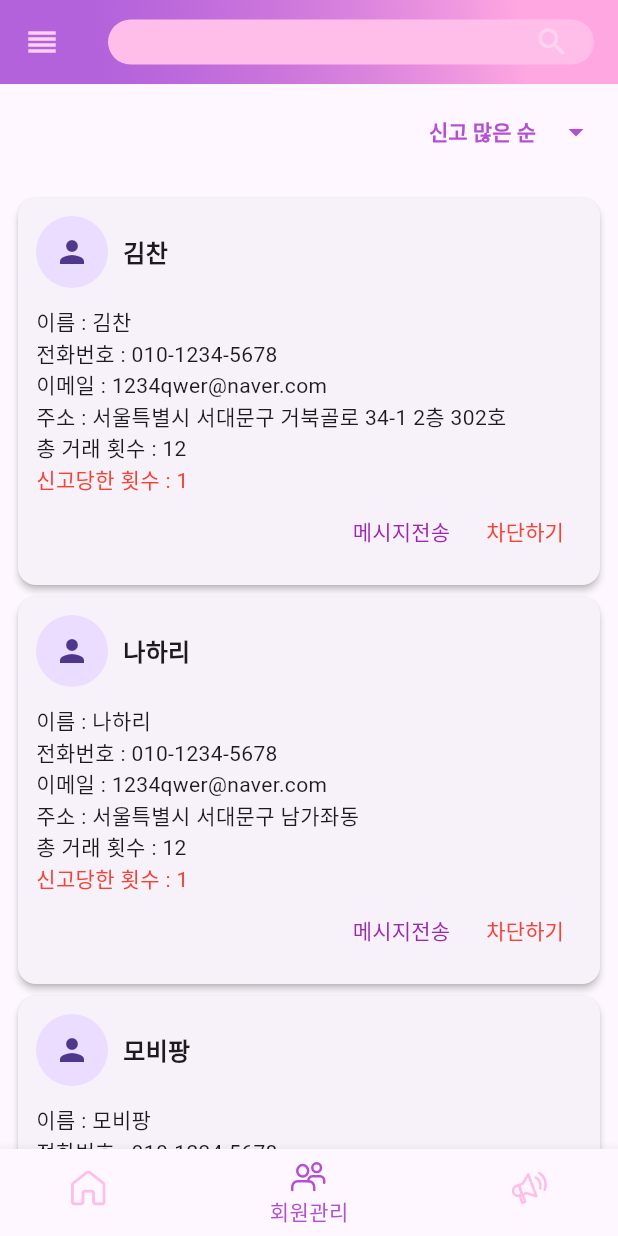
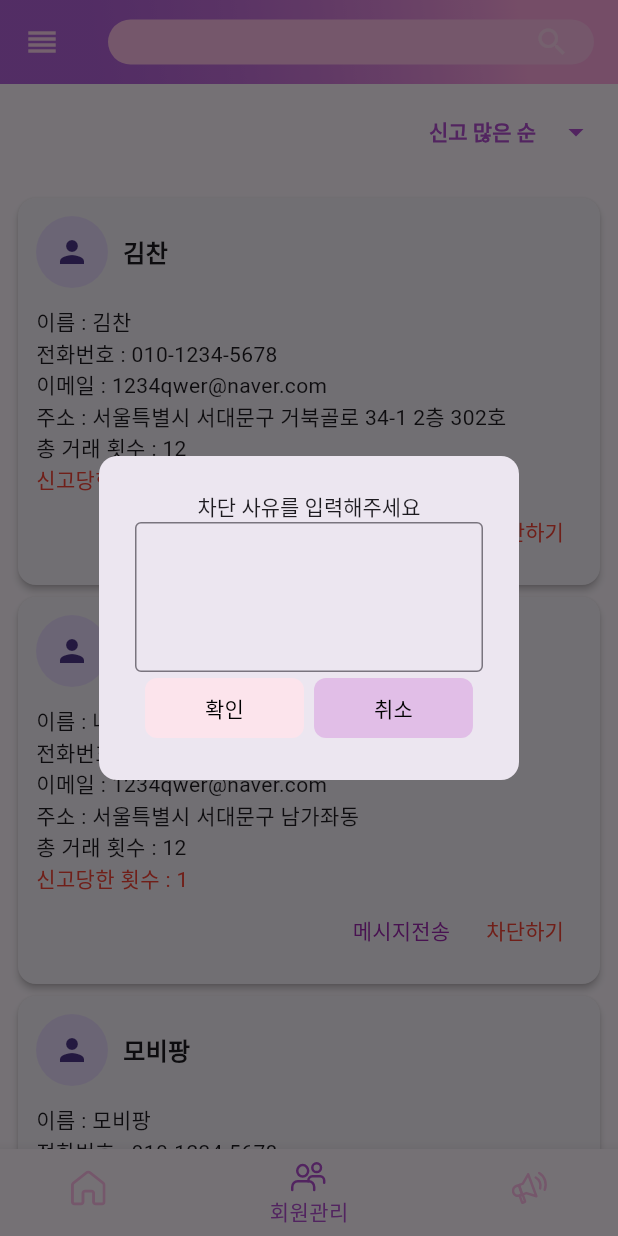
Before and after one commit to RINAHEO/Mogu-Modu_Gumae_front, a Flutter app: the screen it shows after launch, item 2 of the bottom bar chosen, after a tap on "차단하기", on a phone screen of 412 x 824 dp. Run offline on Flutter 3.47's test engine with Material 3 defaults, Android fonts, the light colour scheme and no system bars; our stand-ins replace file_picker, flutter_svg, geolocator, google_mobile_ads, permission_handler; missing offline and left inert: flutter_naver_map.

Commit message:
feat: home_page_FA.dart 회원관리 차단사유 디자인 추가

```diff
--- a/lib/admin/home/home_page_FA.dart
+++ b/lib/admin/home/home_page_FA.dart
@@ -574,7 +574,7 @@ class _HomePageFAState extends State<HomePageFA> with SingleTickerProviderStateM
   }) {
     return InkWell(
       onTap: () {
-        print('$profileName 회원 클릭됨');
+        print('$profileName 카드 클릭됨');
       },
       splashColor: Colors.purple.withOpacity(0.3), // 물결 효과 색상
       child: Card(
@@ -632,7 +632,7 @@ class _HomePageFAState extends State<HomePageFA> with SingleTickerProviderStateM
                   ),
                   TextButton(
                     onPressed: () {
-                      print('차단하기 클릭됨');
+                      _showBlockReasonDialog();
                     },
                     child: Text(
                       '차단하기',
@@ -647,4 +647,73 @@ class _HomePageFAState extends State<HomePageFA> with SingleTickerProviderStateM
       ),
     );
   }
+
+  void _showBlockReasonDialog() {
+    showDialog(
+      context: context,
+      builder: (BuildContext context) {
+        return AlertDialog(
+          titlePadding: EdgeInsets.only(top: 24),
+          contentPadding: EdgeInsets.symmetric(horizontal: 24),
+          shape: RoundedRectangleBorder(
+            borderRadius: BorderRadius.circular(12.0),
+          ),
+          title: Text(
+            '차단 사유를 입력해주세요',
+            style: TextStyle(fontSize: 14,
+              fontWeight: FontWeight.w500),
+            textAlign: TextAlign.center,
+          ),
+          content: Container(
+            height: 100,
+            child: TextField(
+              maxLines: 4,
+              decoration: InputDecoration(
+                border: OutlineInputBorder(),
+              ),
+            ),
+          ),
+          actions: [
+            Row(
+              mainAxisAlignment: MainAxisAlignment.spaceEvenly,
+              children: [
+                TextButton(
+                  onPressed: () {
+                    Navigator.of(context).pop();
+                  },
+                  style: TextButton.styleFrom(
+                    padding: EdgeInsets.symmetric(horizontal: 40, vertical: 7),
+                    backgroundColor: Colors.pink[50],
+                    shape: RoundedRectangleBorder(
+                      borderRadius: BorderRadius.circular(8),
+                    ),
+                  ),
+                  child: Text(
+                    '확인',
+                    style: TextStyle(color: Colors.black),
+                  ),
+                ),
+                TextButton(
+                  onPressed: () {
+                    Navigator.of(context).pop();
+                  },
+                  style: TextButton.styleFrom(
+                    padding: EdgeInsets.symmetric(horizontal: 40, vertical: 7),
+                    backgroundColor: Colors.purple[100],
+                    shape: RoundedRectangleBorder(
+                      borderRadius: BorderRadius.circular(8),
+                    ),
+                  ),
+                  child: Text(
+                    '취소',
+                    style: TextStyle(color: Colors.black),
+                  ),
+                ),
+              ],
+            ),
+          ],
+        );
+      },
+    );
+  }
 }
```
